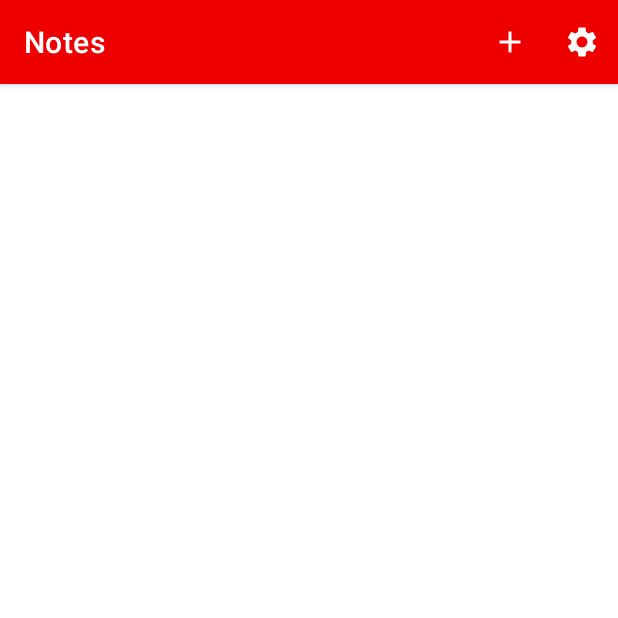
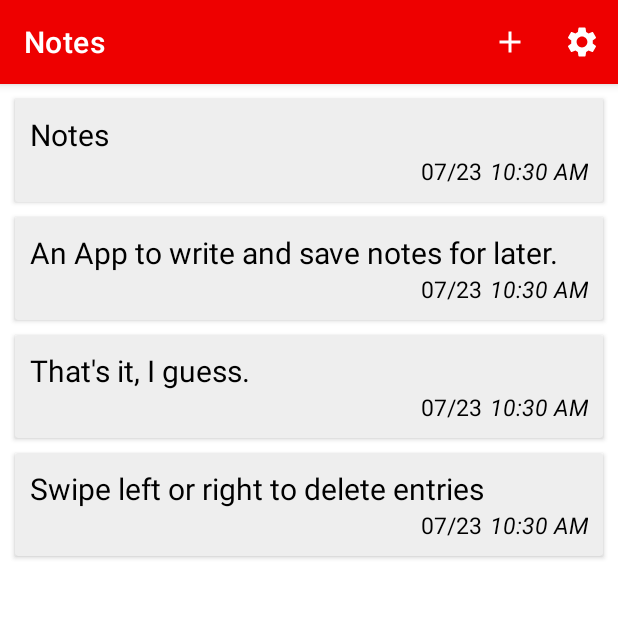
Before and after one commit to Yukon2077/Notes_By_Yukon, an Android app: the screen it shows after launch (MainActivity), on a phone screen of 412 x 824 dp, the top half of it. Run offline under Robolectric (Android 15) with nearby library versions, the phone set to English and light mode, and no system bars.

Commit message:
Cleaned this one.

```diff
--- a/app/src/main/java/activities/MainActivity.java
+++ b/app/src/main/java/activities/MainActivity.java
@@ -35,7 +35,7 @@ public class MainActivity extends AppCompatActivity {
     NotesSQLiteHelper notesSQLiteHelper;
     String entry;
     Integer id;
-    public static String CURRENT_TABLE="ENTRIES";
+    public static String CURRENT_TABLE = "ENTRIES";
 
 
     @Override
@@ -46,10 +46,10 @@ public class MainActivity extends AppCompatActivity {
 
         toolbar = findViewById(R.id.toolbar);
         setSupportActionBar(toolbar);
-        NotesSQLiteHelper.TB_NAME = "Hello";
 
         notesSQLiteHelper = new NotesSQLiteHelper(this);
-        entryAdapter = new EntryAdapter(this, notesSQLiteHelper.getAllItems(CURRENT_TABLE));
+        SQLiteDatabase db = notesSQLiteHelper.getReadableDatabase();
+        entryAdapter = new EntryAdapter(this, notesSQLiteHelper.getAllItems(db, CURRENT_TABLE));
         recyclerView = findViewById(R.id.recyclerview);
         recyclerView.setLayoutManager(new LinearLayoutManager(this));
         recyclerView.setAdapter(entryAdapter);
@@ -77,7 +77,6 @@ public class MainActivity extends AppCompatActivity {
             intent.putExtra("FROM_WHERE","MAIN");
             startActivity(intent);
         }
-
     }
 
     @Override
@@ -100,40 +99,34 @@ public class MainActivity extends AppCompatActivity {
             default:
                 return super.onOptionsItemSelected(item);
         }
-
     }
 
     @Override
     protected void onRestart() {
-        entryAdapter.swapCursor(notesSQLiteHelper.getAllItems(CURRENT_TABLE));
+        SQLiteDatabase db = notesSQLiteHelper.getReadableDatabase();
+        entryAdapter.swapCursor(notesSQLiteHelper.getAllItems(db, CURRENT_TABLE));
         super.onRestart();
     }
 
     public void removeItem(Integer id){
         SQLiteDatabase db = notesSQLiteHelper.getWritableDatabase();
         db.delete("ENTRIES","_id = ?", new String[]{String.valueOf(id)});
-        entryAdapter.swapCursor(notesSQLiteHelper.getAllItems(CURRENT_TABLE));
+        entryAdapter.swapCursor(notesSQLiteHelper.getAllItems(db, CURRENT_TABLE));
     }
 
     public void setAppTheme(){
         SharedPreferences sharedPreferences = PreferenceManager.getDefaultSharedPreferences(this);
         String theme = sharedPreferences.getString("theme_list","System Default");
-
         switch (theme) {
-
             case "Light":
                 AppCompatDelegate.setDefaultNightMode(AppCompatDelegate.MODE_NIGHT_NO);
                 break;
-
             case "Dark":
                 AppCompatDelegate.setDefaultNightMode(AppCompatDelegate.MODE_NIGHT_YES);
                 break;
-
             case "System Default":
                 AppCompatDelegate.setDefaultNightMode(AppCompatDelegate.MODE_NIGHT_FOLLOW_SYSTEM);
                 break;
         }
-
     }
-
 }
--- a/app/src/main/java/activities/WriteActivity.java
+++ b/app/src/main/java/activities/WriteActivity.java
@@ -115,7 +115,7 @@ public class WriteActivity extends AppCompatActivity {
             db = notesSQLiteHelper.getWritableDatabase();
             entry = editText.getText().toString();
             if( id == null || id == -1) {
-                notesSQLiteHelper.insertEntry(db, date, time, entry);
+                notesSQLiteHelper.addEntry(db, MainActivity.CURRENT_TABLE, date, time, entry);
             } else{
                 ContentValues contentValues = new ContentValues();
                 contentValues.put("ENTRY",entry);
--- a/app/src/main/java/database/NotesSQLiteHelper.java
+++ b/app/src/main/java/database/NotesSQLiteHelper.java
@@ -15,49 +15,34 @@ public class NotesSQLiteHelper extends SQLiteOpenHelper {
 
     private static final String DB_NAME = "NotesSQL";
     private static final int DB_VERSION = 1;
-    public static String TB_NAME = "ENTRIES" ;
 
     public NotesSQLiteHelper(@Nullable Context context) {
-
         super(context, DB_NAME, null, DB_VERSION);
     }
 
     @Override
     public void onCreate(SQLiteDatabase db) {
         db.execSQL("CREATE TABLE TB_LIST(_id INTEGER PRIMARY KEY AUTOINCREMENT, TABLE_NAME TEXT);" );
-        addTable(TB_NAME);
-        /*insertEntry(db, WriteActivity.getDate(), WriteActivity.getTime(),"Notes\n\n" +
-                "An App to write and save notes for later.\n" +
-                "");
-        insertEntry(db, WriteActivity.getDate(), WriteActivity.getTime(),"Swipe left or right to delete entries");*/
+        addTable(db, "ENTRIES");
+        addEntry(db, "ENTRIES", WriteActivity.getDate(), WriteActivity.getTime(),"Swipe left or right to delete entries");
+        addEntry(db, "ENTRIES", WriteActivity.getDate(), WriteActivity.getTime(),"That's it, I guess.");
+        addEntry(db, "ENTRIES", WriteActivity.getDate(), WriteActivity.getTime(),"An App to write and save notes for later.");
+        addEntry(db, "ENTRIES", WriteActivity.getDate(), WriteActivity.getTime(),"Notes");
     }
 
     @Override
     public void onUpgrade(SQLiteDatabase db, int oldVersion, int newVersion) {
-        db.execSQL("DROP TABLE IF EXISTS " + TB_NAME);
+        Cursor cursor = getAllTables(db);
+        if(cursor.moveToFirst()){
+            do{
+                db.execSQL("DROP TABLE IF EXISTS " + cursor.getString(cursor.getColumnIndex("TABLE_NAME")));
+            }while (cursor.moveToNext());
+        }
+        db.execSQL("DROP TABLE IF EXISTS TB_LIST");
         onCreate(db);
-
     }
 
-    public void insertEntry(SQLiteDatabase db,
-                            String date,
-                            String time,
-                            String entry){
-        ContentValues contentValues = new ContentValues();
-        contentValues.put("DATE",date);
-        contentValues.put("TIME",time);
-        contentValues.put("ENTRY",entry);
-        db.insert(TB_NAME,null, contentValues);
-    }
-
-
-    public Cursor getAllItems(String table_name){
-        SQLiteDatabase db = getReadableDatabase();
-        return db.query(table_name,null,null,null,null,null, "_ID DESC");
-    }
-
-    public void addTable(String table_name){
-        SQLiteDatabase db = getWritableDatabase();
+    public void addTable(SQLiteDatabase db, String table_name){
         db.execSQL("CREATE TABLE " + table_name + "("
                 + "_id INTEGER PRIMARY KEY AUTOINCREMENT, "
                 + "DATE DATE, "
@@ -67,4 +52,37 @@ public class NotesSQLiteHelper extends SQLiteOpenHelper {
         contentValues.put("TABLE_NAME", table_name);
         db.insert("TB_LIST",null, contentValues);
     }
+
+    public void addEntry(SQLiteDatabase db,
+                         String table_name,
+                         String date,
+                         String time,
+                         String entry){
+        ContentValues contentValues = new ContentValues();
+        contentValues.put("DATE",date);
+        contentValues.put("TIME",time);
+        contentValues.put("ENTRY",entry);
+        db.insert(table_name,null, contentValues);
+    }
+
+    public Cursor getAllTables(SQLiteDatabase db){
+        return db.query("TB_LIST",
+                null,
+                null,
+                null,
+                null,
+                null,
+                "_id ASC");
+    }
+
+    public Cursor getAllItems(SQLiteDatabase db, String table_name){
+        return  db.query(table_name,
+                null,
+                null,
+                null,
+                null,
+                null,
+                "_id DESC");
+
+    }
 }
```
